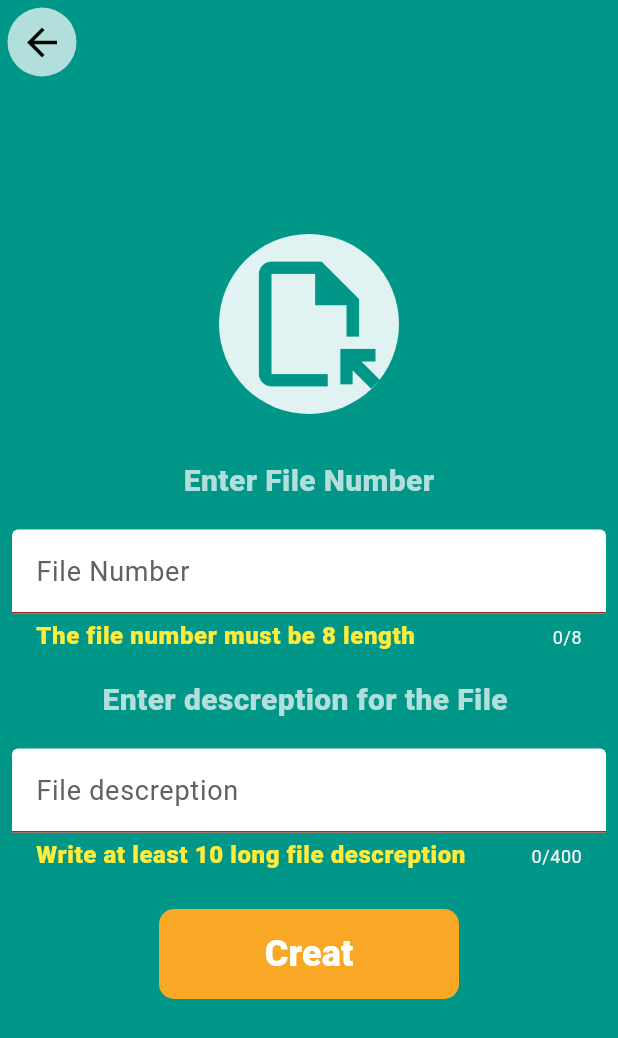
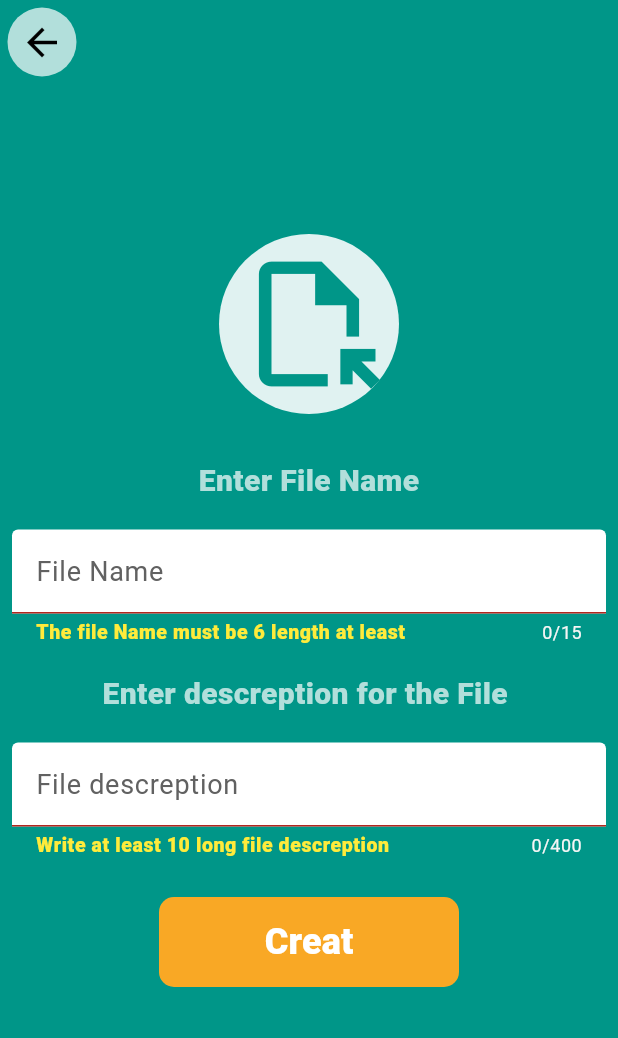
Before and after one commit to Mohammed-Al-Lail/Files_Tracker_App, a Flutter app: the addNewFile screen opened directly, after a tap on "Creat", on a phone screen of 412 x 824 dp. Shown: the top 1038 px of the screen. Run offline on Flutter 3.47's test engine with Material 3 defaults, Android fonts, the phone set to English and light mode, and no system bars; our stand-ins replace file_picker, open_file.

Commit message:
commite-9

```diff
--- a/lib/Screens/SerchForFile.dart
+++ b/lib/Screens/SerchForFile.dart
@@ -15,16 +15,16 @@ class searchForFile extends StatefulWidget {
 class _searchForFileState extends State<searchForFile> {
 
 
-    final TextEditingController _fileNumberController = TextEditingController();
+    final TextEditingController _fileNameController = TextEditingController();
     final GlobalKey<FormState> _formKey = GlobalKey<FormState>(); // this key will be used to validate the form
 
 
  // method for the search button
    void searchButtonMethod(){
 
-    for(int fileNumber in Provider.of<dataProvider>(context,listen: false).filesMap.keys){
+    for(String fileName in Provider.of<dataProvider>(context,listen: false).filesMap.keys){
 
-      if( _fileNumberController.text.trim() == fileNumber.toString()){
+      if( _fileNameController.text.trim().toLowerCase() == fileName.toString().toLowerCase()){ // use .toLowerCase() to unable the serching in two ways upper case searching and lower case searching
 
         ScaffoldMessenger.of(context).showSnackBar(
         SnackBar(
@@ -52,7 +52,7 @@ class _searchForFileState extends State<searchForFile> {
 
         Future.delayed( // after 3 seconds go to the file page information
           const Duration(seconds: 3) ,
-          () => Navigator.push(context, MaterialPageRoute(builder: (context)=> distinctFileScreen(file: Provider.of<dataProvider>(context).filesMap[fileNumber]!))),
+          () => Navigator.push(context, MaterialPageRoute(builder: (context)=> distinctFileScreen(file: Provider.of<dataProvider>(context).filesMap[fileName]!))),
         );
 
 
@@ -155,7 +155,7 @@ class _searchForFileState extends State<searchForFile> {
 
             // for enter file number (text)
               Text(
-                "Enter File Number",
+                "Enter File Name",
                 style: TextStyle(
                   fontSize: 20,
                   fontWeight: FontWeight.w900,
@@ -165,20 +165,20 @@ class _searchForFileState extends State<searchForFile> {
 
               const SizedBox(height: 10,),
 
-            // for File Number
+            // for File Name
               Form(
                 key: _formKey,
 
                 child: myTextField(
-                  controller: _fileNumberController,
-                  label: "File Number",
-                  maxLength: 8,
-                  keyboardType: TextInputType.number,
+                  controller: _fileNameController,
+                  label: "File Name",
+                  maxLength: 15,
+                  keyboardType: TextInputType.text,
                   validator: (val) {
 
                     // conditions....
-                    if(_fileNumberController.text.length!=8){
-                      return "The file number must be 8 length";
+                    if(_fileNameController.text.trim().length<=5){
+                      return "The file Name must be 6 length at least";
                     }
 
                     return null;
--- a/lib/Screens/addNewFile.dart
+++ b/lib/Screens/addNewFile.dart
@@ -17,7 +17,7 @@ class _addNewFileState extends State<addNewFile> {
 
 
   final GlobalKey<FormState> _formKey = GlobalKey<FormState>(); // this key will be used to validate the form
-  final TextEditingController _fileNumberController = TextEditingController();
+  final TextEditingController _fileNameController = TextEditingController();
   final TextEditingController _fileDescreptionController = TextEditingController();
 
 
@@ -30,7 +30,7 @@ class _addNewFileState extends State<addNewFile> {
 
             Provider.of<dataProvider>(context , listen: false).addFile( // use provider packeg {make listen: false since we are using method }
               File( // add new file to the system
-              fileNumber: int.parse(_fileNumberController.text),
+              fileName: _fileNameController.text.trim(), // {.trim()} is to remove the white spaces at the end
               fileDescreption: _fileDescreptionController.text,
                 )
               );
@@ -58,7 +58,7 @@ class _addNewFileState extends State<addNewFile> {
 
             Future.delayed( // after 4 second open the new file page
               const Duration(seconds: 4),
-              () => Navigator.push(context, MaterialPageRoute(builder: (context)=> distinctFileScreen(file: Provider.of<dataProvider>(context).filesMap[int.parse(_fileNumberController.text)]!  ))),
+              () => Navigator.push(context, MaterialPageRoute(builder: (context)=> distinctFileScreen(file: Provider.of<dataProvider>(context).filesMap[_fileNameController.text]!  ))),
 
             );
 
@@ -143,7 +143,7 @@ class _addNewFileState extends State<addNewFile> {
 
           // for enter file number (text)
             Text(
-              "Enter File Number",
+              "Enter File Name",
               style: TextStyle(
                 fontSize: 20,
                 fontWeight: FontWeight.w900,
@@ -152,22 +152,28 @@ class _addNewFileState extends State<addNewFile> {
             ),
             const SizedBox(height: 10,),
 
-          // for File Number
+          // for File Name
             myTextField(
-              controller: _fileNumberController,
-              label: "File Number",
-              maxLength: 8,
-              keyboardType: TextInputType.number,
+              controller: _fileNameController,
+              label: "File Name",
+              maxLength: 15,
+              keyboardType: TextInputType.text,
+              errorFontSize: 13,
               validator: (val){
+
 
               // conditions...
 
-                if(_fileNumberController.text.length!=8){
-                  return "The file number must be 8 length";
+                if(_fileNameController.text.trim().length<=5){
+                  return "The file Name must be 6 length at least";
                 }
-                if(Provider.of<dataProvider>(context,listen: false).filesMap.keys.contains(int.parse(_fileNumberController.text))){
+                if(Provider.of<dataProvider>(context,listen: false).filesMap.keys.toString().toUpperCase().contains(_fileNameController.text.trim().toUpperCase())){
 
-                  return "This file number alredy exist on the system !!";
+                  return "This file Name alredy exist on the system !";
+                }
+                    // if the user try to add spaces to the file name
+                if(_fileNameController.text.contains(" ")){
+                  return "Pleas don't use spaces in the file name.Use - instade";
                 }
                 // if every thing was ok
                 return null;
@@ -194,6 +200,7 @@ class _addNewFileState extends State<addNewFile> {
               label: "File descreption",
               maxLength: 400,
               keyboardType: TextInputType.text,
+              errorFontSize: 13,
               validator: (val){
 
                 // condtions ...
--- a/lib/classes/file.dart
+++ b/lib/classes/file.dart
@@ -4,13 +4,13 @@ class File {
 
 File({ // constructor
 
-required this.fileNumber,
+required this.fileName,
 required this.fileDescreption,
 
 
 });
 
-final int fileNumber;
+final String fileName;
 String fileDescreption;
 final List <Version> versionsList = [];
 
--- a/lib/providers/dataProvider.dart
+++ b/lib/providers/dataProvider.dart
@@ -10,7 +10,7 @@ class dataProvider extends ChangeNotifier{
 
 // map of files with file number as key and list of versioins of that file as value
 
-final Map < int , File  > filesMap = {};
+final Map < String , File  > filesMap = {};
 // Data of the file
 
 DateTime? _submissiondDate;
@@ -64,7 +64,7 @@ PlatformFile? _returnFile;
 
     //method to add version
     void addVersion(File file, Version version){
-      filesMap[file.fileNumber]!.versionsList.add(version);
+      filesMap[file.fileName]!.versionsList.add(version);
       notifyListeners();
     }
 
@@ -88,7 +88,7 @@ PlatformFile? _returnFile;
 
 // method to add new file to the map
     void addFile(File file){
-      filesMap[file.fileNumber] = file ;
+      filesMap[file.fileName] = file ;
       notifyListeners();
     }
 
```
Also changed, not shown: lib/Screens/distinctFileScreen.dart (+7 -5 lines), lib/utilites/UpdateInfoDialog.dart (+22 -13 lines).
